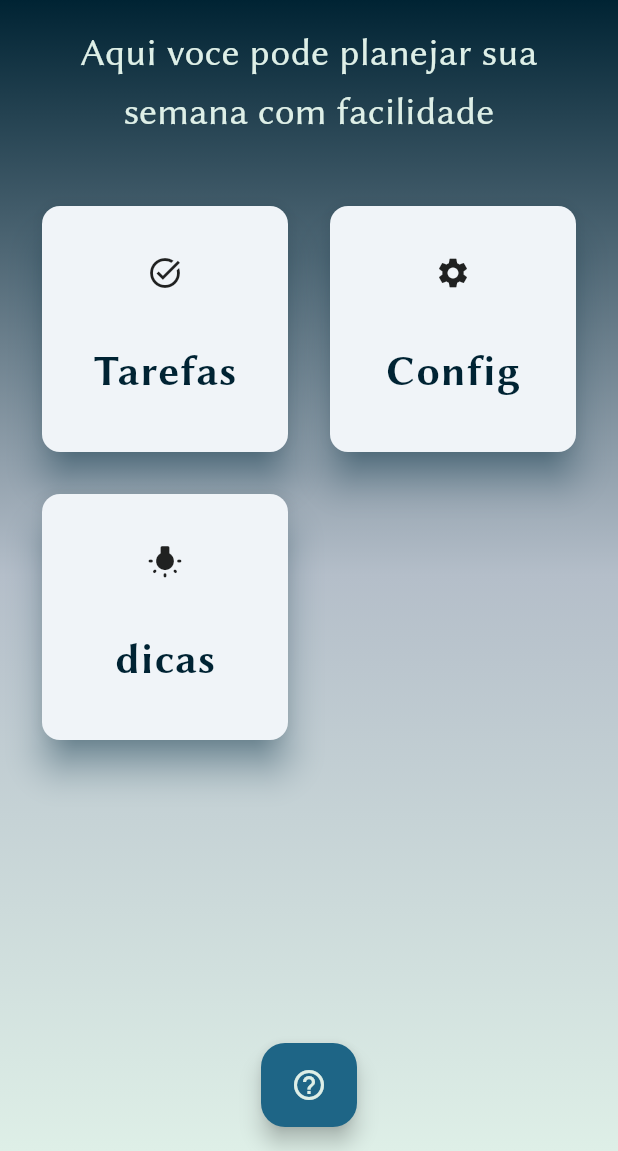
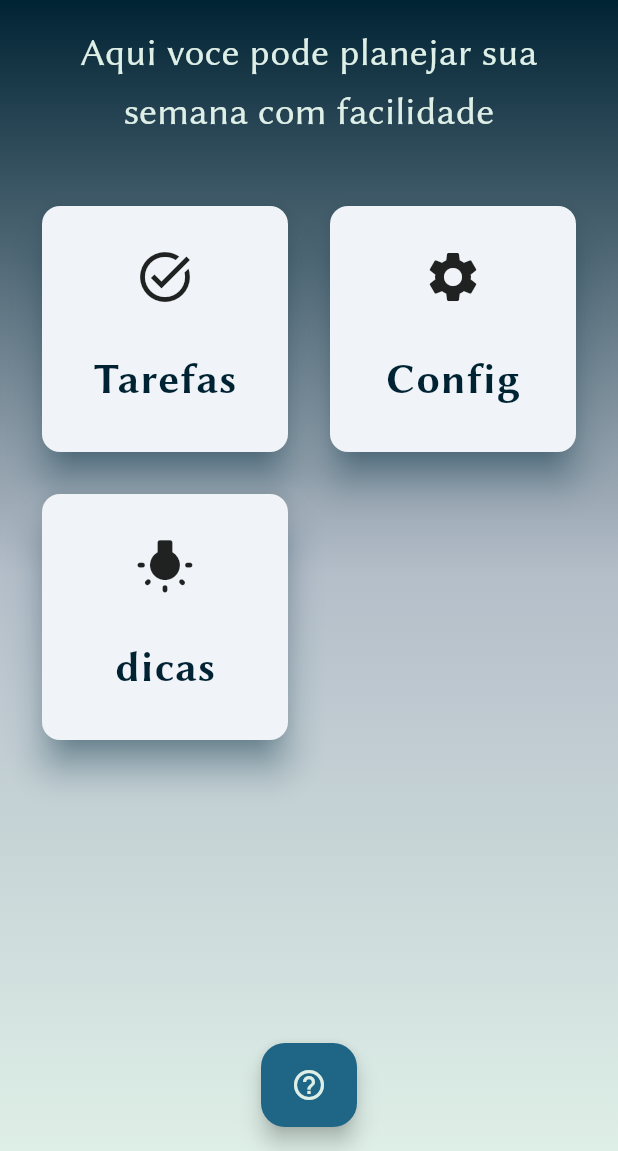
Before and after one commit to DanielBrown1998/studie, a Flutter app: the screen it shows after launch, on a phone screen of 412 x 824 dp, the part 85-1236 px from its top. Run offline on Flutter 3.47's test engine with Material 3 defaults, Android fonts, the phone set to English and light mode, and no system bars; our stand-ins replace drift, drift_flutter, get; accounts and stored records are empty; generated files the repository leaves out were written again.

Commit message:
feat: Add duration property to MenuCard for customizable animation timing

```diff
--- a/app/lib/screens/home.dart
+++ b/app/lib/screens/home.dart
@@ -89,6 +89,7 @@ class _HomePageState extends State<HomePage> {
                       child: MenuCard(
                         description: "Tarefas",
                         icon: Icons.task_alt,
+                        duration: 1,
                       ),
                     ),
                     AnimatedOpacity(
@@ -98,6 +99,7 @@ class _HomePageState extends State<HomePage> {
                       child: MenuCard(
                         description: "Config",
                         icon: Icons.settings,
+                        duration: 2,
                       ),
                     ),
                     AnimatedOpacity(
@@ -107,6 +109,7 @@ class _HomePageState extends State<HomePage> {
                       child: MenuCard(
                         description: "dicas",
                         icon: Icons.wb_incandescent_rounded,
+                        duration: 3,
                       ),
                     ),
                   ],
--- a/app/lib/screens/widgets/menu_card.dart
+++ b/app/lib/screens/widgets/menu_card.dart
@@ -1,28 +1,35 @@
-// ignore_for_file: public_member_api_docs, sort_constructors_first
 import 'package:flutter/material.dart';
 
-class MenuCard extends StatelessWidget {
+class MenuCard extends StatefulWidget {
   final String description;
   final IconData icon;
-  const MenuCard({super.key, required this.description, required this.icon});
+  final int duration;
+  const MenuCard({super.key, required this.description, required this.icon, required this.duration});
 
+  @override
+  State<MenuCard> createState() => _MenuCardState();
+}
+
+class _MenuCardState extends State<MenuCard> {
   @override
   Widget build(BuildContext context) {
     final theme = Theme.of(context);
+    return TweenAnimationBuilder<double>(
+      duration: Duration(seconds: widget.duration + 2),
+      curve: Curves.elasticOut,
+      tween: Tween<double>(begin: 0.0, end: 40.0),
+      child: Text(widget.description, style: theme.textTheme.bodyLarge),
+      builder: (context, size, child) {
         return Card(
           shadowColor: theme.primaryColor,
           elevation: 10,
-      child: Container(
-        decoration: BoxDecoration(),
           child: Column(
             crossAxisAlignment: CrossAxisAlignment.center,
             mainAxisAlignment: MainAxisAlignment.spaceEvenly,
-          children: [
-            Icon(icon),
-            Text(description, style: theme.textTheme.bodyLarge),
-          ],
+            children: [Icon(widget.icon, size: size), child!],
           ),
-      ),
+        );
+      },
     );
   }
 }
```
Lines whose indentation alone changed are shown as unchanged.
